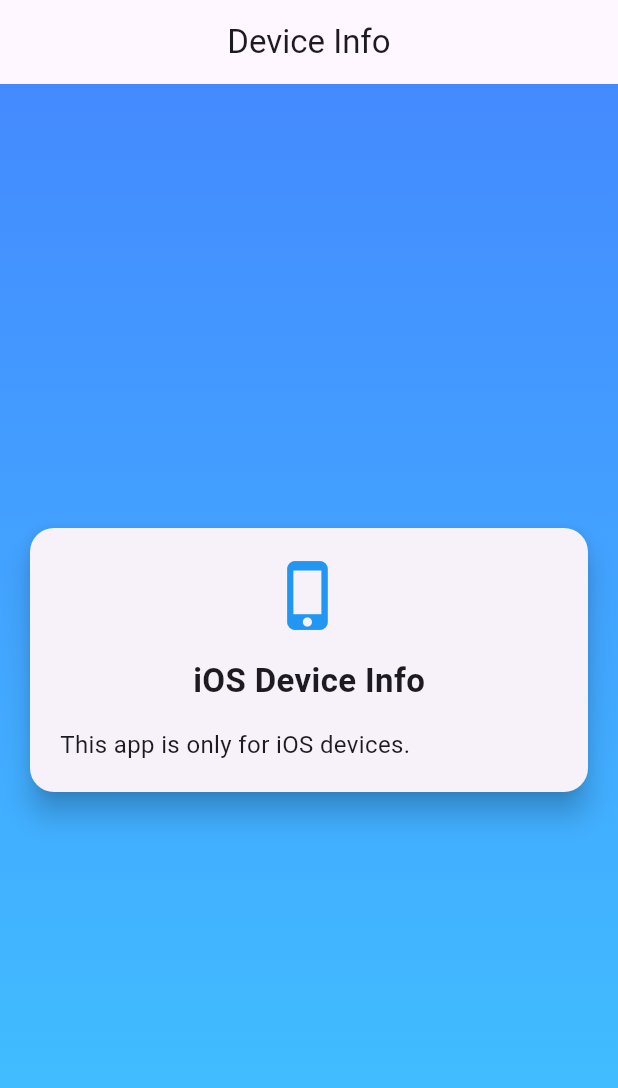
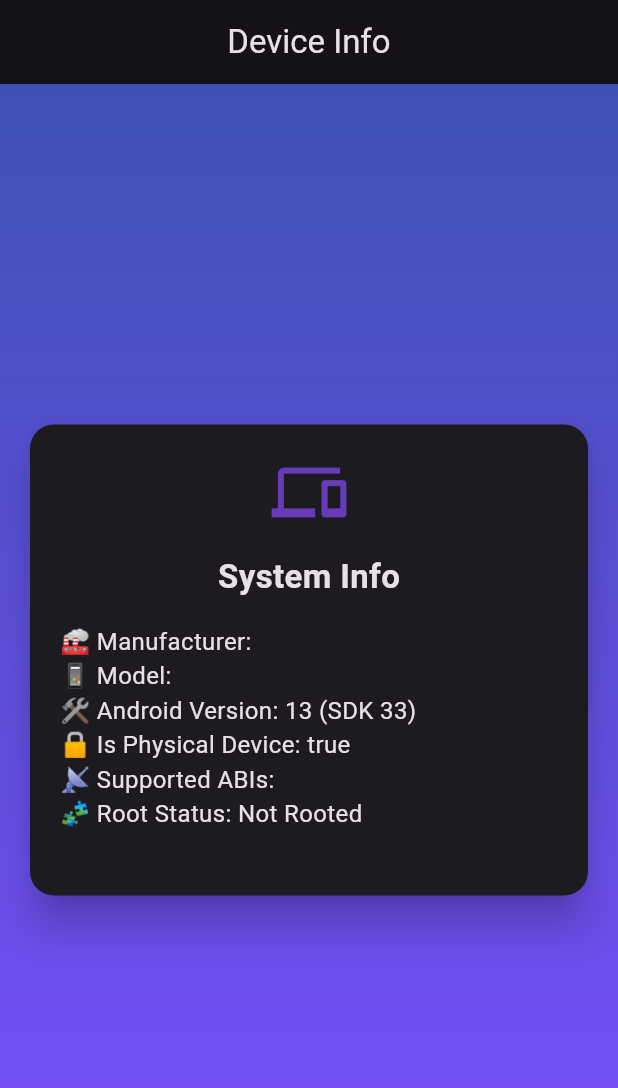
Before and after one commit to NULL11034/sysinfo_app, a Flutter app: the screen it shows after launch, on a phone screen of 412 x 824 dp. Shown: the top 1088 px of the screen. Run offline on Flutter 3.47's test engine with Material 3 defaults, Android fonts, the light colour scheme and no system bars; our stand-ins replace device_info_plus.

Commit message:
Android update

```diff
--- a/lib/main.dart
+++ b/lib/main.dart
@@ -1,6 +1,8 @@
 import 'package:flutter/material.dart';
 import 'package:device_info_plus/device_info_plus.dart';
 import 'dart:io';
+import 'dart:async';
+import 'package:flutter/services.dart';
 
 void main() => runApp(const MyApp());
 
@@ -10,10 +12,8 @@
   @override
   Widget build(BuildContext context) {
     return MaterialApp(
-      title: 'Device Info App',
-      theme: ThemeData(
-        primarySwatch: Colors.blue,
-      ),
+      title: 'System Info Viewer',
+      theme: ThemeData.dark(),
       home: const DeviceInfoScreen(),
     );
   }
@@ -29,6 +29,8 @@
 class _DeviceInfoScreenState extends State<DeviceInfoScreen> {
   late Future<String> _deviceInfoFuture;
 
+  static const platform = MethodChannel('com.null11034.device/root');
+
   @override
   void initState() {
     super.initState();
@@ -38,16 +40,42 @@
   Future<String> loadDeviceInfo() async {
     final deviceInfoPlugin = DeviceInfoPlugin();
 
+    try {
       if (Platform.isIOS) {
-      final iosInfo = await deviceInfoPlugin.iosInfo;
+        final ios = await deviceInfoPlugin.iosInfo;
         return '''
-Device: ${iosInfo.name}
-Model: ${iosInfo.utsname.machine}
-System: ${iosInfo.systemName} ${iosInfo.systemVersion}
-Physical Device: ${iosInfo.isPhysicalDevice}
+📱 Device: ${ios.name}
+🧬 Model: ${ios.utsname.machine}
+🛠️ System: ${ios.systemName} ${ios.systemVersion}
+🔒 Physical Device: ${ios.isPhysicalDevice}
+''';
+      } else if (Platform.isAndroid) {
+        final android = await deviceInfoPlugin.androidInfo;
+        final isRooted = await checkRootStatus();
+        return '''
+🏭 Manufacturer: ${android.manufacturer}
+📱 Model: ${android.model}
+🛠️ Android Version: ${android.version.release} (SDK ${android.version.sdkInt})
+🔒 Is Physical Device: ${android.isPhysicalDevice}
+📡 Supported ABIs: ${android.supportedAbis.join(', ')}
+🧩 Root Status: ${isRooted ? 'Rooted' : 'Not Rooted'}
 ''';
       } else {
-      return 'This app is only for iOS devices.';
+        return '❌ Unsupported platform';
+      }
+    } catch (e) {
+      return '⚠️ Error loading device info: $e';
+    }
+  }
+
+  Future<bool> checkRootStatus() async {
+    if (!Platform.isAndroid) return false;
+    try {
+      final bool result = await platform.invokeMethod('isRooted');
+      return result;
+    } catch (e) {
+      debugPrint('Root check failed: $e');
+      return false;
     }
   }
 
@@ -61,7 +89,7 @@
       body: Container(
         decoration: const BoxDecoration(
           gradient: LinearGradient(
-            colors: [Colors.blueAccent, Colors.lightBlueAccent],
+            colors: [Colors.indigo, Colors.deepPurpleAccent],
             begin: Alignment.topCenter,
             end: Alignment.bottomCenter,
           ),
@@ -70,38 +98,30 @@
           future: _deviceInfoFuture,
           builder: (context, snapshot) {
             if (snapshot.connectionState == ConnectionState.waiting) {
-              return const Center(
-                child: CircularProgressIndicator(),
-              );
-            } else if (snapshot.hasError) {
-              return Center(
-                child: Text(
-                  "Error: ${snapshot.error}",
-                  style: const TextStyle(color: Colors.white, fontSize: 16),
-                ),
-              );
+              return const Center(child: CircularProgressIndicator());
             } else {
               return Center(
                 child: Padding(
                   padding: const EdgeInsets.all(16.0),
                   child: Card(
-                    elevation: 8,
+                    elevation: 12,
                     shape: RoundedRectangleBorder(
                       borderRadius: BorderRadius.circular(16),
                     ),
                     child: Padding(
                       padding: const EdgeInsets.all(20),
+                      child: SingleChildScrollView(
                         child: Column(
                           mainAxisSize: MainAxisSize.min,
                           crossAxisAlignment: CrossAxisAlignment.start,
                           children: [
                             const Center(
-                            child: Icon(Icons.phone_iphone, size: 50, color: Colors.blue),
+                              child: Icon(Icons.devices, size: 50, color: Colors.deepPurple),
                             ),
                             const SizedBox(height: 16),
                             const Center(
                               child: Text(
-                              "iOS Device Info",
+                                "System Info",
                                 style: TextStyle(
                                   fontSize: 22,
                                   fontWeight: FontWeight.bold,
@@ -110,10 +130,11 @@
                             ),
                             const SizedBox(height: 16),
                             Text(
-                            snapshot.data!,
+                              snapshot.data ?? 'No info available',
                               style: const TextStyle(fontSize: 16),
                             ),
                           ],
+                        ),
                       ),
                     ),
                   ),
```
Lines whose indentation alone changed are shown as unchanged.
